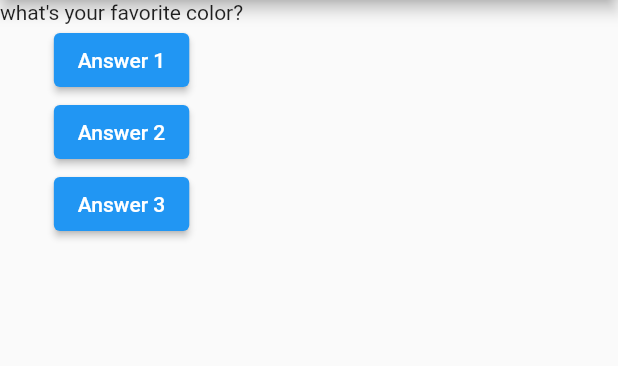
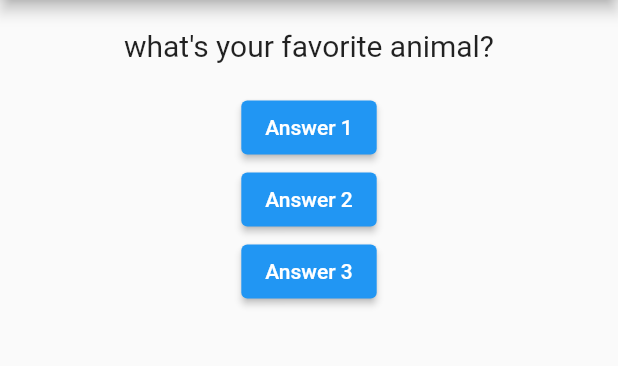
Before and after one commit to osama-kh/flutter-projects-practie, a Flutter app: the screen it shows after launch, after a tap on "Answer 1", on a phone screen of 412 x 824 dp, the part 84-450 px from its top. Run offline on Flutter 3.47's test engine with Material 2 defaults, Android fonts, the phone set to English and light mode, and no system bars.

Commit message:
add a style for buttons and make for question and answer a its own file

```diff
--- /dev/null
+++ b/lib/answer.dart
@@ -0,0 +1,13 @@
+import 'package:flutter/src/widgets/container.dart';
+import 'package:flutter/src/widgets/framework.dart';
+
+import 'package:flutter/material.dart';
+
+class Answer extends StatelessWidget {
+  const Answer({super.key});
+
+  @override
+  Widget build(BuildContext context) {
+    return Container();
+  }
+}
--- a/lib/main.dart
+++ b/lib/main.dart
@@ -1,21 +1,31 @@
 import 'package:flutter/material.dart';
-
+import './question.dart';
 //void main() {
 // runApp(MyApp());
 //}
 
 void main() => runApp(MyApp());
 
-class MyApp extends StatelessWidget {
-  var indx = 0;
-  void answerQuestion() {
-    indx++;
-    print(indx);
+class MyApp extends StatefulWidget {
+  @override
+  State<StatefulWidget> createState() {
+    return _MyAppState();
+  }
+}
+
+class _MyAppState extends State<MyApp> {
+  var _indx = 0;
+  void _answerQuestion() {
+    setState(() {
+      _indx++;
+    });
+
+    print(_indx);
   }
 
   @override
   Widget build(BuildContext context) {
-    var quistion = [
+    var _quistion = [
       'what\'s your favorite color?',
       'what\'s your favorite animal?',
     ];
@@ -28,8 +38,8 @@ class MyApp extends StatelessWidget {
         ),
         body: Column(
           children: [
-            Text(quistion[indx]),
-            ElevatedButton(onPressed: answerQuestion, child: Text('Answer 1')),
+            Question(_quistion[_indx]),
+            ElevatedButton(onPressed: _answerQuestion, child: Text('Answer 1')),
             ElevatedButton(
                 onPressed: () => print("answer 2 chosen"),
                 child: Text('Answer 2')),
--- /dev/null
+++ b/lib/question.dart
@@ -0,0 +1,23 @@
+import 'package:flutter/src/widgets/container.dart';
+import 'package:flutter/src/widgets/framework.dart';
+
+import 'package:flutter/material.dart';
+
+class Question extends StatelessWidget {
+  String questionText;
+
+  Question(this.questionText);
+
+  @override
+  Widget build(BuildContext context) {
+    return Container(
+      width: double.infinity,
+      margin: EdgeInsets.all(19),
+      child: Text(
+        questionText,
+        style: TextStyle(fontSize: 20),
+        textAlign: TextAlign.center,
+      ),
+    );
+  }
+}
```
